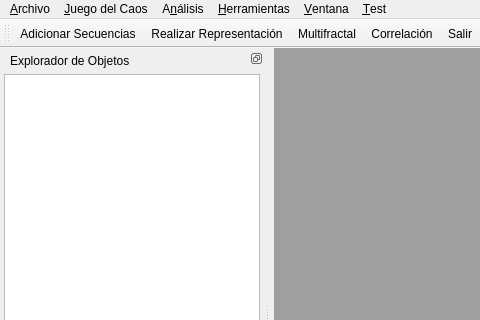
Old version of the form src/gui/MainWindow.ui in the repository hspitia/GenomAMf; both pictures show x 0 to 480 and y 0 to 320 of the 800 by 600 pixel window.
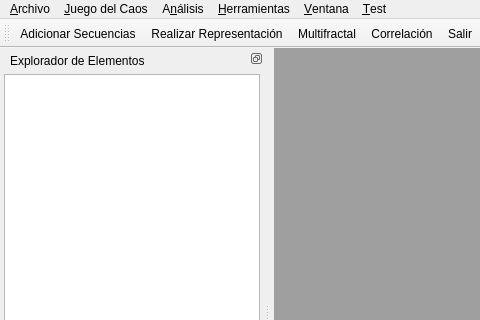
New version of the form. Icons and pictures are not drawn.

```diff
--- a/src/gui/MainWindow.ui
+++ b/src/gui/MainWindow.ui
@@ -148,7 +148,7 @@
     <set>QDockWidget::DockWidgetFloatable|QDockWidget::DockWidgetMovable</set>
    </property>
    <property name="windowTitle">
-    <string>Explorador de Objetos</string>
+    <string>Explorador de Elementos</string>
    </property>
    <attribute name="dockWidgetArea">
     <number>1</number>
```
Left out of the diff: 5 changed lines with no effect on the pictures.
